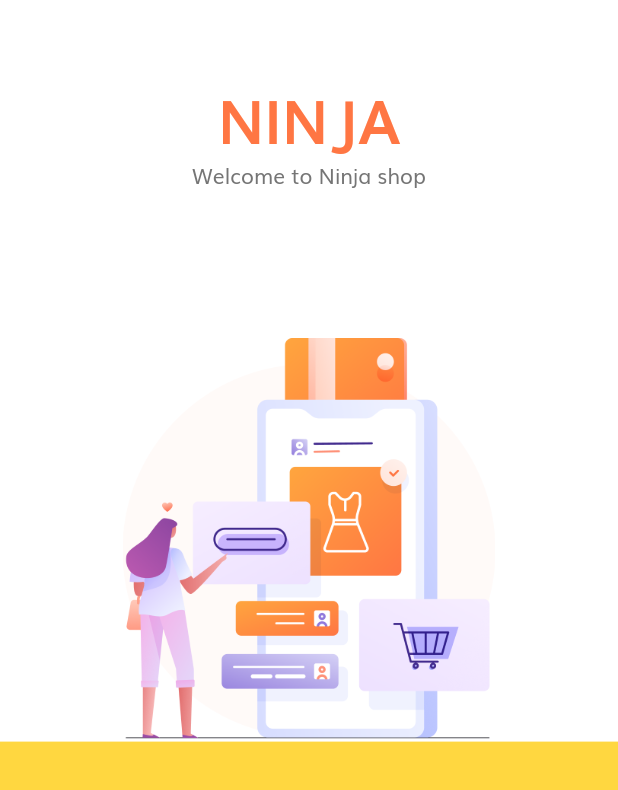
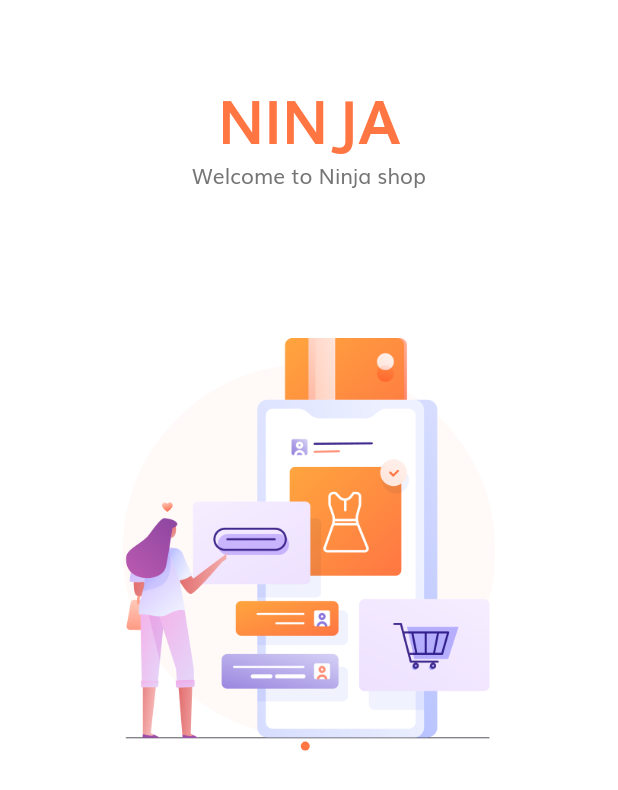
Before and after one commit to TheCodeNinja/Flutter_UI_Ecommerce_App, a Flutter app: the screen it shows after launch, on a phone screen of 412 x 824 dp. Shown: the top 790 px of the screen. Run offline on Flutter 3.47's test engine with Material 2 defaults, Android fonts, the phone set to English and light mode, and no system bars.

Commit message:
lesson 11 - splash screen body single dot

```diff
--- a/lib/screens/splash/components/body.dart
+++ b/lib/screens/splash/components/body.dart
@@ -1,4 +1,5 @@
 import 'package:flutter/material.dart';
+import 'package:flutter_ecommerce_ui_app/constants.dart';
 
 // for importing components, this relative path is best practice
 import '../components/splash_content.dart';
@@ -41,8 +42,19 @@ class _BodyState extends State<Body> {
           ),
           Expanded(
             flex: 2,
-            child: Container( // can be Column, Row, SizedBox
-              color: Colors.amberAccent,
+            child: Column(
+              children: <Widget>[
+                Container(
+                  // container properties
+                  height: 6,
+                  width: 6,
+                  decoration: BoxDecoration(
+                    color: kPrimaryColor,
+                    borderRadius: BorderRadius.circular(3),
+                  ),
+                  margin: EdgeInsets.only(right: 5),
+                ),
+              ],
             ),
           ),
         ],
```
